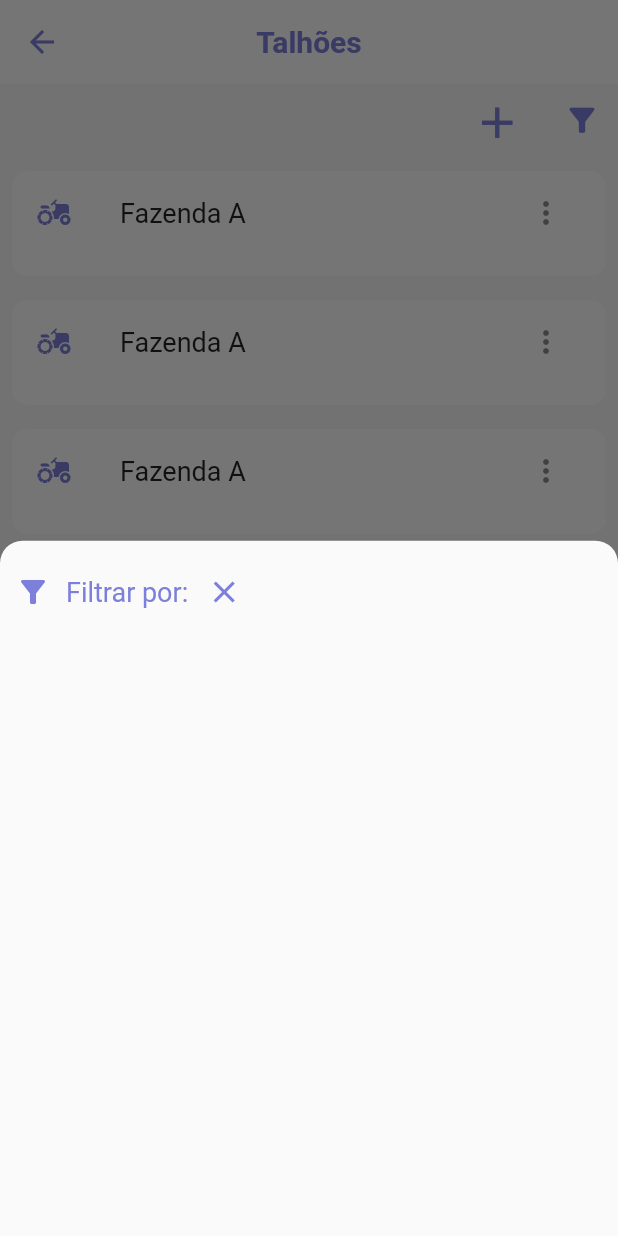
After one commit to carloshenrique-dev/widgets, a Flutter app: the FieldsPage screen opened by its route, after a tap on the "filter alt" icon, on a phone screen of 412 x 824 dp. The commit adds this screen. Run offline on Flutter 3.47's test engine with Material 2 defaults, Android fonts, the phone set to English and light mode, and no system bars; our stand-ins replace auto_size_text, flutter_modular; missing offline and left inert: validatorless.

Commit message:
fields_page, filter_bottom_sheet

```diff
--- a/lib/app/app_module.dart
+++ b/lib/app/app_module.dart
@@ -1,5 +1,7 @@
 import 'package:flutter_modular/flutter_modular.dart';
 import 'package:widgets/app/modules/welcome/welcome_module.dart';
+import 'modules/fields/fields_module.dart';
+import 'modules/login/login_module.dart';
 import 'modules/otp/otp_module.dart';
 import 'modules/splash/splash_page.dart';
 
@@ -9,8 +11,10 @@ class AppModule extends Module {
 
   @override
   List<ModularRoute> get routes => [
-        ChildRoute('/', child: (context, args) => const SplashPage()),
+        ChildRoute('/splash/', child: (context, args) => const SplashPage()),
         ModuleRoute('/otp/', module: OtpModule()),
         ModuleRoute('/initial/', module: WelcomeModule()),
+        ModuleRoute('/login/', module: LoginModule()),
+        ModuleRoute('/', module: FieldsModule()),
       ];
 }
--- a/lib/app/core/ui/themes/app_colors.dart
+++ b/lib/app/core/ui/themes/app_colors.dart
@@ -4,4 +4,5 @@ class AppColors {
   static const Color purpleBlue = Color(0xFF7D80DA);
   static const Color green = Color(0xFF8DC63F);
   static const Color white = Color(0xFFFFFFFF);
+  static const Color backgroudColor = Color(0xF7F7F7FA);
 }
--- a/lib/app/core/ui/themes/app_ui.dart
+++ b/lib/app/core/ui/themes/app_ui.dart
@@ -7,7 +7,7 @@ class AppUI {
 
   static final ThemeData themeData = ThemeData(
     backgroundColor: AppColors.white,
-    scaffoldBackgroundColor: AppColors.white,
+    scaffoldBackgroundColor: AppColors.backgroudColor,
     appBarTheme: const AppBarTheme(
       elevation: 0,
       centerTitle: true,
--- /dev/null
+++ b/lib/app/core/ui/widgets/filter_bottom_sheet.dart
@@ -0,0 +1,75 @@
+import 'package:flutter/material.dart';
+
+import '../themes/app_colors.dart';
+
+class FilterBottomSheet extends StatefulWidget {
+  const FilterBottomSheet({Key? key}) : super(key: key);
+
+  @override
+  State<FilterBottomSheet> createState() => _FilterBottomSheetState();
+}
+
+class _FilterBottomSheetState extends State<FilterBottomSheet> {
+  final bool _isChecked = false;
+  final List<String> _items = ['Status', 'Fazenda', 'Talhão', 'Cultura'];
+  String? selectedItem = 'Status';
+
+  @override
+  Widget build(BuildContext context) {
+    return IconButton(
+      onPressed: () {
+        showModalBottomSheet(
+            context: context,
+            shape: const RoundedRectangleBorder(
+                borderRadius: BorderRadius.vertical(
+              top: Radius.circular(15),
+            )),
+            builder: (context) => Padding(
+                  padding: const EdgeInsets.all(10),
+                  child: Column(
+                    children: <Widget>[
+                      Row(
+                        children: <Widget>[
+                          const Icon(
+                            Icons.filter_alt,
+                            color: AppColors.purpleBlue,
+                          ),
+                          const SizedBox(
+                            width: 10,
+                          ),
+                          const Text(
+                            'Filtrar por:',
+                            style: TextStyle(
+                              color: AppColors.purpleBlue,
+                              fontSize: 18,
+                            ),
+                          ),
+                          IconButton(
+                            onPressed: () => Navigator.of(context).pop(),
+                            icon: const Icon(
+                              Icons.close,
+                              color: AppColors.purpleBlue,
+                            ),
+                          ),
+                        ],
+                      ),
+                      // DropdownButton<String>(
+                      //   value: selectedItem,
+                      //   items: _items.map((item) => DropdownMenuItem<String>(
+                      //     value: item,
+                      //     child: const Text(''),
+                      //   )).toList()
+                      //   onChanged: onChanged,
+                      // )
+                    ],
+                  ),
+                ));
+      },
+      icon: const Icon(
+        Icons.filter_alt,
+        color: AppColors.purpleBlue,
+        size: 25.0,
+      ),
+    );
+  }
+}
--- /dev/null
+++ b/lib/app/modules/fields/fields_module.dart
@@ -0,0 +1,13 @@
+import 'package:flutter_modular/flutter_modular.dart';
+import 'fields_page.dart';
+
+class FieldsModule extends Module {
+  @override
+  List<Bind> get binds => [
+        //BlocBind.lazySingleton((i) => OtpController()),
+      ];
+
+  @override
+  List<ModularRoute> get routes =>
+    [ChildRoute('/', child:(context, args) => const FieldsPage())];
+}
--- /dev/null
+++ b/lib/app/modules/fields/fields_page.dart
@@ -0,0 +1,81 @@
+import 'package:flutter/material.dart';
+import 'package:widgets/app/core/ui/themes/app_colors.dart';
+import 'package:widgets/app/modules/fields/widgets/header_widget.dart';
+
+class FieldsPage extends StatefulWidget {
+  const FieldsPage({Key? key}) : super(key: key);
+
+  @override
+  State<FieldsPage> createState() => _FieldsPageState();
+}
+
+class _FieldsPageState extends State<FieldsPage> {
+  List<String> plots = [
+    'Talhão Asa Branca',
+    'Talhão Espigão',
+    'Talhão Santa Ana'
+  ];
+
+  @override
+  Widget build(BuildContext context) {
+    return Scaffold(
+      appBar: AppBar(
+        title: const Text("Talhões"),
+        leading: IconButton(
+          onPressed: () => Navigator.of(context).pop(),
+          icon: const Icon(
+            Icons.arrow_back,
+            color: AppColors.purpleBlue,
+          ),
+        ),
+      ),
+      body: SafeArea(
+        child: CustomScrollView(slivers: [
+          SliverPersistentHeader(
+            pinned: true,
+            delegate: HeaderWidget(),
+          ),
+          SliverList(
+            delegate: SliverChildListDelegate([
+              SizedBox(
+                height: 300,
+                child: ListView.builder(
+                  itemCount: 60,
+                  itemBuilder: ((context, index) {
+                    return Padding(
+                      padding: const EdgeInsets.all(8.0),
+                      child: SizedBox(
+                        height: 70,
+                        child: ListTile(
+                          shape: const RoundedRectangleBorder(
+                            borderRadius: BorderRadius.all(Radius.circular(10)),
+                          ),
+                          tileColor: Colors.white,
+                          title: const Text(
+                            'Fazenda A',
+                            style: TextStyle(
+                              fontSize: 18,
+                            ),
+                          ),
+                          leading: const Icon(
+                            Icons.agriculture,
+                            color: AppColors.purpleBlue,
+                          ),
+                          trailing: IconButton(
+                            icon: const Icon(Icons.more_vert),
+                            onPressed: () {},
+                          ),
+                          ),
+                        ),
+                      );
+                    }
+                    )
+                  ),
+                ),
+            ],),
+          ),
+        ]),
+      ),
+    );
+  }
+}
--- /dev/null
+++ b/lib/app/modules/fields/widgets/header_widget.dart
@@ -0,0 +1,42 @@
+import 'package:flutter/material.dart';
+
+import '../../../core/ui/themes/app_colors.dart';
+import '../../../core/ui/widgets/filter_bottom_sheet.dart';
+
+class HeaderWidget extends SliverPersistentHeaderDelegate {
+  @override
+  Widget build(
+    BuildContext context, double shrinkOffset, bool overlapsContent) {
+      return LayoutBuilder(
+        builder: (context, constraints){
+          return Row(
+            mainAxisAlignment: MainAxisAlignment.end,
+            children: <Widget>[
+              IconButton(
+                onPressed: () {},
+                icon: const Icon(
+                  Icons.add,
+                  color: AppColors.purpleBlue,
+                  size: 35.0,
+                ),
+              ),
+              const SizedBox(
+                width: 10,
+              ),
+              const FilterBottomSheet(),
+            ],
+        );
+      },
+    );
+  }
+  @override
+  double get maxExtent => 50;
+
+  @override
+  double get minExtent => 50;
+
+  @override
+  bool shouldRebuild(covariant SliverPersistentHeaderDelegate oldDelegate) {
+    return true;
+  }
+}
--- /dev/null
+++ b/lib/app/modules/login/login_module.dart
@@ -0,0 +1,13 @@
+import 'package:flutter_modular/flutter_modular.dart';
+import 'login_page.dart';
+
+class LoginModule extends Module {
+  @override
+  List<Bind> get binds => [
+        //BlocBind.lazySingleton((i) => OtpController()),
+      ];
+
+  @override
+  List<ModularRoute> get routes =>
+    [ChildRoute('/', child:(context, args) => const LoginPage())];
+}
--- a/lib/app/modules/login/login_page.dart
+++ b/lib/app/modules/login/login_page.dart
@@ -1,8 +1,8 @@
 import 'package:flutter/material.dart';
 import 'package:flutter_modular/flutter_modular.dart';
 import 'package:widgets/app/core/ui/themes/app_colors.dart';
-import 'package:widgets/app/core/ui/widgets/bottom_navigation_bar.dart';
 import 'package:widgets/app/core/ui/widgets/default_text_form_field_widget.dart';
+import 'package:widgets/app/core/ui/widgets/password_form_field.dart';
 import 'package:widgets/app/core/ui/widgets/retangular_button_widget.dart';
 
 class LoginPage extends StatelessWidget {
@@ -19,17 +19,15 @@ class LoginPage extends StatelessWidget {
           style: TextStyle(color: AppColors.purpleBlue),
         ),
         centerTitle: true,
-        backgroundColor: Colors.white24,
         elevation: 0.0,
         leading: IconButton(
           onPressed: () => Navigator.of(context).pop(),
           icon: const Icon(
             Icons.arrow_back,
-            color: Colors.grey,
+            color: AppColors.purpleBlue,
           ),
         ),
       ),
-      bottomNavigationBar: const BottomNavigationWidget(),
       body: Padding(
         padding: const EdgeInsets.symmetric(horizontal: 30),
         child: SingleChildScrollView(
@@ -45,7 +43,7 @@ class LoginPage extends StatelessWidget {
               ),
               const DefaultTextFormWidget(),
               const SizedBox(height: 25),
-              const DefaultTextFormWidget(title: 'Senha'),
+              const PasswordFormField(),
               SizedBox(
                 height: 90,
                 child: Row(
--- a/lib/app/modules/recover_password/recover_password_page.dart
+++ b/lib/app/modules/recover_password/recover_password_page.dart
@@ -18,7 +18,6 @@ class RecoverPasswordPage extends StatelessWidget {
           "Recuperar Senha",
           style: TextStyle(color: AppColors.purpleBlue),
         ),
-        backgroundColor: Colors.white24,
         elevation: 0.0,
         leading: IconButton(
           onPressed: () => Navigator.of(context).pop(),
```
